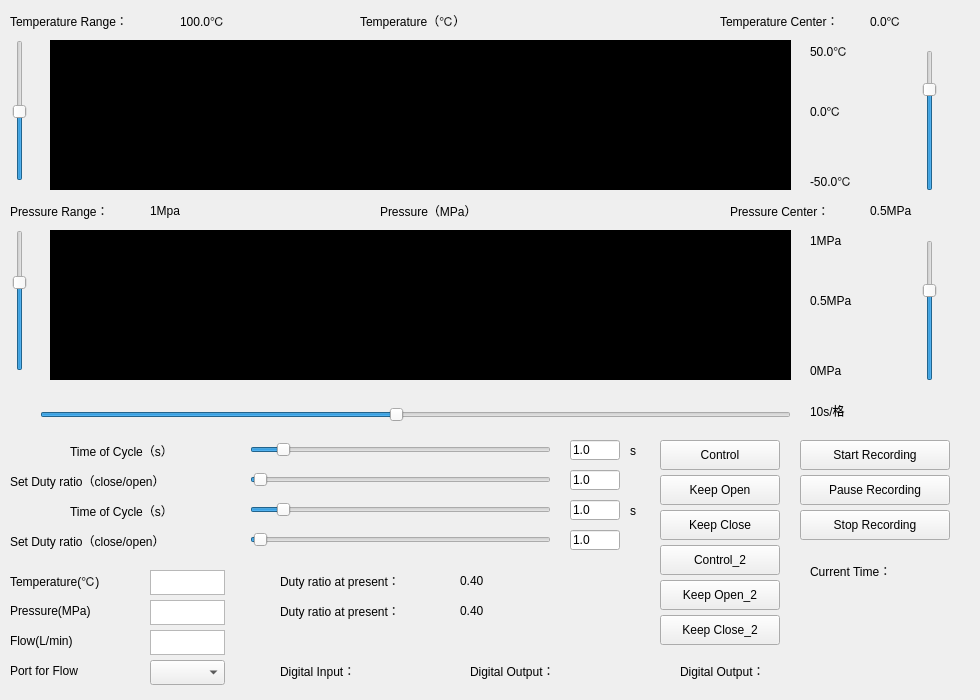
First picture: the form in UnderGraduate/Control/control.ui, repository looklucas/Control, before the edit.
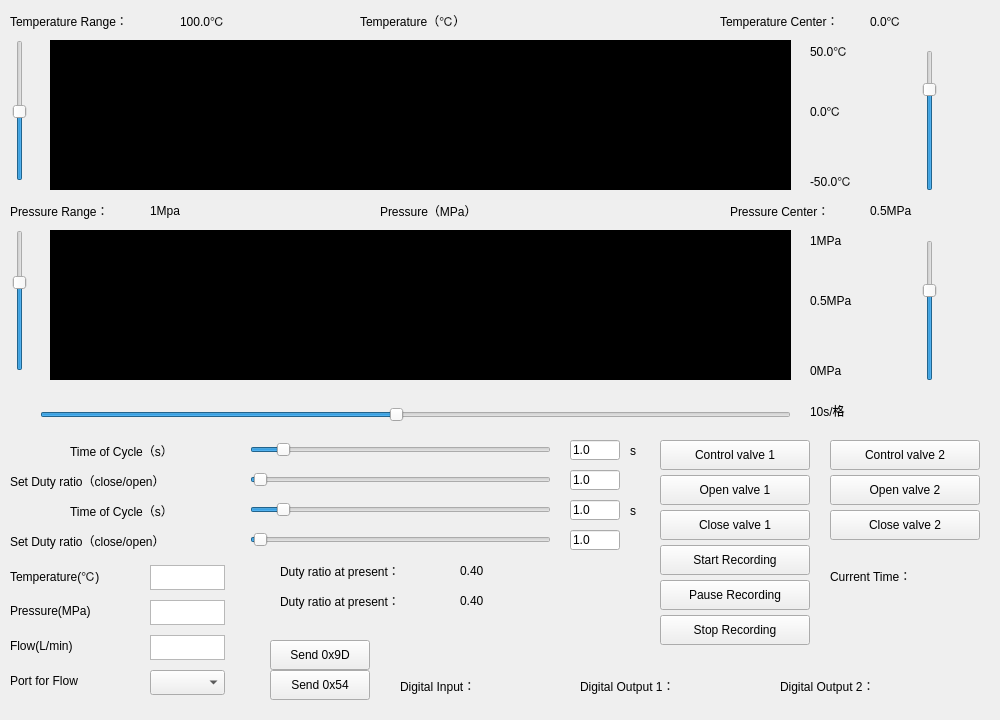
Second picture: the form after the edit.

```diff
--- a/UnderGraduate/Control/control.ui
+++ b/UnderGraduate/Control/control.ui
@@ -6,20 +6,20 @@
    <rect>
     <x>0</x>
     <y>0</y>
-    <width>980</width>
-    <height>700</height>
+    <width>1000</width>
+    <height>720</height>
    </rect>
   </property>
   <property name="minimumSize">
    <size>
-    <width>980</width>
-    <height>700</height>
+    <width>1000</width>
+    <height>720</height>
    </size>
   </property>
   <property name="maximumSize">
    <size>
-    <width>980</width>
-    <height>700</height>
+    <width>1000</width>
+    <height>720</height>
    </size>
   </property>
   <property name="windowTitle">
@@ -45,9 +45,9 @@
    <widget class="QLabel" name="lbl_do">
     <property name="geometry">
      <rect>
-      <x>470</x>
-      <y>660</y>
-      <width>121</width>
+      <x>580</x>
+      <y>675</y>
+      <width>141</width>
       <height>21</height>
      </rect>
     </property>
@@ -55,14 +55,14 @@
      <string notr="true">font: 10pt &quot;微软雅黑&quot;;</string>
     </property>
     <property name="text">
-     <string>Digital Output：</string>
+     <string>Digital Output 1：</string>
     </property>
    </widget>
    <widget class="QPushButton" name="btn_temp_end">
     <property name="geometry">
      <rect>
-      <x>800</x>
-      <y>510</y>
+      <x>660</x>
+      <y>615</y>
       <width>150</width>
       <height>30</height>
      </rect>
@@ -152,7 +152,7 @@
      <rect>
       <x>660</x>
       <y>440</y>
-      <width>120</width>
+      <width>150</width>
       <height>30</height>
      </rect>
     </property>
@@ -160,14 +160,14 @@
      <string notr="true">font: 10pt &quot;微软雅黑&quot;;</string>
     </property>
     <property name="text">
-     <string>Control</string>
+     <string>Control valve 1</string>
     </property>
    </widget>
    <widget class="QLabel" name="lbl_do_pic">
     <property name="geometry">
      <rect>
-      <x>610</x>
-      <y>650</y>
+      <x>730</x>
+      <y>670</y>
       <width>28</width>
       <height>28</height>
      </rect>
@@ -284,7 +284,7 @@
     <property name="geometry">
      <rect>
       <x>460</x>
-      <y>570</y>
+      <y>560</y>
       <width>71</width>
       <height>21</height>
      </rect>
@@ -301,7 +301,7 @@
      <rect>
       <x>660</x>
       <y>475</y>
-      <width>120</width>
+      <width>150</width>
       <height>30</height>
      </rect>
     </property>
@@ -309,7 +309,7 @@
      <string notr="true">font: 10pt &quot;微软雅黑&quot;;</string>
     </property>
     <property name="text">
-     <string>Keep Open</string>
+     <string>Open valve 1</string>
     </property>
    </widget>
    <widget class="QLabel" name="lbl_x_present">
@@ -363,8 +363,8 @@
    <widget class="QPushButton" name="btn_temp_pause">
     <property name="geometry">
      <rect>
-      <x>800</x>
-      <y>475</y>
+      <x>660</x>
+      <y>580</y>
       <width>150</width>
       <height>30</height>
      </rect>
@@ -395,8 +395,8 @@
    <widget class="QPushButton" name="btn_temp_start">
     <property name="geometry">
      <rect>
-      <x>800</x>
-      <y>440</y>
+      <x>660</x>
+      <y>545</y>
       <width>150</width>
       <height>30</height>
      </rect>
@@ -412,7 +412,7 @@
     <property name="geometry">
      <rect>
       <x>280</x>
-      <y>570</y>
+      <y>560</y>
       <width>181</width>
       <height>21</height>
      </rect>
@@ -489,7 +489,7 @@
      <rect>
       <x>660</x>
       <y>510</y>
-      <width>120</width>
+      <width>150</width>
       <height>30</height>
      </rect>
     </property>
@@ -497,7 +497,7 @@
      <string notr="true">font: 10pt &quot;微软雅黑&quot;;</string>
     </property>
     <property name="text">
-     <string>Keep Close</string>
+     <string>Close valve 1</string>
     </property>
    </widget>
    <widget class="QLabel" name="lbl_y_mid">
@@ -522,8 +522,8 @@
    <widget class="QLabel" name="lbl_time_label">
     <property name="geometry">
      <rect>
-      <x>810</x>
-      <y>560</y>
+      <x>830</x>
+      <y>565</y>
       <width>121</width>
       <height>21</height>
      </rect>
@@ -538,8 +538,8 @@
    <widget class="QLabel" name="lbl_time">
     <property name="geometry">
      <rect>
-      <x>810</x>
-      <y>590</y>
+      <x>830</x>
+      <y>600</y>
       <width>121</width>
       <height>21</height>
      </rect>
@@ -555,7 +555,7 @@
     <property name="geometry">
      <rect>
       <x>150</x>
-      <y>570</y>
+      <y>565</y>
       <width>75</width>
       <height>25</height>
      </rect>
@@ -579,8 +579,8 @@
    <widget class="QLabel" name="lbl_di">
     <property name="geometry">
      <rect>
-      <x>280</x>
-      <y>660</y>
+      <x>400</x>
+      <y>675</y>
       <width>111</width>
       <height>21</height>
      </rect>
@@ -595,8 +595,8 @@
    <widget class="QLabel" name="lbl_di_pic">
     <property name="geometry">
      <rect>
-      <x>390</x>
-      <y>650</y>
+      <x>530</x>
+      <y>670</y>
       <width>28</width>
       <height>28</height>
      </rect>
@@ -915,7 +915,7 @@
     <property name="geometry">
      <rect>
       <x>10</x>
-      <y>625</y>
+      <y>630</y>
       <width>141</width>
       <height>31</height>
      </rect>
@@ -946,7 +946,7 @@
     <property name="geometry">
      <rect>
       <x>150</x>
-      <y>630</y>
+      <y>635</y>
       <width>75</width>
       <height>25</height>
      </rect>
@@ -971,7 +971,7 @@
     <property name="geometry">
      <rect>
       <x>10</x>
-      <y>655</y>
+      <y>665</y>
       <width>141</width>
       <height>31</height>
      </rect>
@@ -1002,7 +1002,7 @@
     <property name="geometry">
      <rect>
       <x>150</x>
-      <y>660</y>
+      <y>670</y>
       <width>75</width>
       <height>25</height>
      </rect>
@@ -1049,7 +1049,7 @@
     <property name="geometry">
      <rect>
       <x>460</x>
-      <y>600</y>
+      <y>590</y>
       <width>71</width>
       <height>21</height>
      </rect>
@@ -1122,7 +1122,7 @@
     <property name="geometry">
      <rect>
       <x>280</x>
-      <y>600</y>
+      <y>590</y>
       <width>181</width>
       <height>21</height>
      </rect>
@@ -1185,8 +1185,8 @@
    <widget class="QLabel" name="lbl_do_pic_2">
     <property name="geometry">
      <rect>
-      <x>820</x>
-      <y>650</y>
+      <x>930</x>
+      <y>670</y>
       <width>28</width>
       <height>28</height>
      </rect>
@@ -1204,9 +1204,9 @@
    <widget class="QLabel" name="lbl_do_2">
     <property name="geometry">
      <rect>
-      <x>680</x>
-      <y>660</y>
-      <width>121</width>
+      <x>780</x>
+      <y>675</y>
+      <width>141</width>
       <height>21</height>
      </rect>
     </property>
@@ -1214,15 +1214,15 @@
      <string notr="true">font: 10pt &quot;微软雅黑&quot;;</string>
     </property>
     <property name="text">
-     <string>Digital Output：</string>
+     <string>Digital Output 2：</string>
     </property>
    </widget>
    <widget class="QPushButton" name="btn_open_2">
     <property name="geometry">
      <rect>
-      <x>660</x>
-      <y>580</y>
-      <width>120</width>
+      <x>830</x>
+      <y>475</y>
+      <width>150</width>
       <height>30</height>
      </rect>
     </property>
@@ -1230,15 +1230,15 @@
      <string notr="true">font: 10pt &quot;微软雅黑&quot;;</string>
     </property>
     <property name="text">
-     <string>Keep Open_2</string>
+     <string>Open valve 2</string>
     </property>
    </widget>
    <widget class="QPushButton" name="btn_close_2">
     <property name="geometry">
      <rect>
-      <x>660</x>
-      <y>615</y>
-      <width>120</width>
+      <x>830</x>
+      <y>510</y>
+      <width>150</width>
       <height>30</height>
      </rect>
     </property>
@@ -1246,15 +1246,15 @@
      <string notr="true">font: 10pt &quot;微软雅黑&quot;;</string>
     </property>
     <property name="text">
-     <string>Keep Close_2</string>
+     <string>Close valve 2</string>
     </property>
    </widget>
    <widget class="QPushButton" name="btn_duty_2">
     <property name="geometry">
      <rect>
-      <x>660</x>
-      <y>545</y>
-      <width>120</width>
+      <x>830</x>
+      <y>440</y>
+      <width>150</width>
       <height>30</height>
      </rect>
     </property>
@@ -1262,14 +1262,14 @@
      <string notr="true">font: 10pt &quot;微软雅黑&quot;;</string>
     </property>
     <property name="text">
-     <string>Control_2</string>
+     <string>Control valve 2</string>
     </property>
    </widget>
    <widget class="QLabel" name="lbl_real_t">
     <property name="geometry">
      <rect>
       <x>10</x>
-      <y>565</y>
+      <y>560</y>
       <width>141</width>
       <height>31</height>
      </rect>
@@ -1296,6 +1296,40 @@
      <set>Qt::AlignLeading|Qt::AlignLeft|Qt::AlignVCenter</set>
     </property>
    </widget>
+   <widget class="QPushButton" name="btn_9D">
+    <property name="geometry">
+     <rect>
+      <x>270</x>
+      <y>640</y>
+      <width>100</width>
+      <height>30</height>
+     </rect>
+    </property>
+    <property name="styleSheet">
+     <string notr="true">font: 6
+pt &quot;微软雅黑&quot;;</string>
+    </property>
+    <property name="text">
+     <string>Send 0x9D</string>
+    </property>
+   </widget>
+   <widget class="QPushButton" name="btn_54">
+    <property name="geometry">
+     <rect>
+      <x>270</x>
+      <y>670</y>
+      <width>100</width>
+      <height>30</height>
+     </rect>
+    </property>
+    <property name="styleSheet">
+     <string notr="true">font: 6
+pt &quot;微软雅黑&quot;;</string>
+    </property>
+    <property name="text">
+     <string>Send 0x54</string>
+    </property>
+   </widget>
   </widget>
  </widget>
  <layoutdefault spacing="6" margin="11"/>
```
